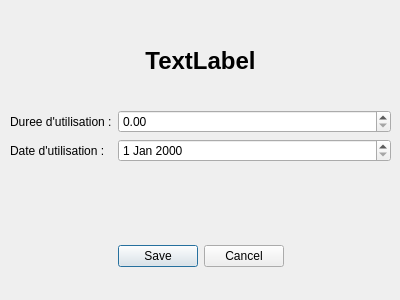
Qt form app/ui/usages/dialogAjout/dlgAjoutUsage.ui (Valyfaliana/suiviPersoConsoElec) before a commit.
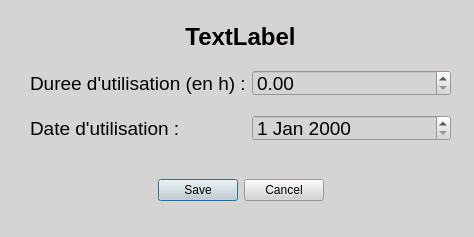
The same form after that commit. Icons and pictures are not drawn.

Commit message: [improve] ui boite de dialog ajout d'utilisation d'appareils

```diff
--- a/app/ui/usages/dialogAjout/dlgAjoutUsage.ui
+++ b/app/ui/usages/dialogAjout/dlgAjoutUsage.ui
@@ -6,22 +6,46 @@
    <rect>
     <x>0</x>
     <y>0</y>
-    <width>400</width>
-    <height>300</height>
+    <width>474</width>
+    <height>237</height>
    </rect>
   </property>
+  <property name="font">
+   <font>
+    <pointsize>14</pointsize>
+   </font>
+  </property>
   <property name="windowTitle">
    <string>Enregistrement</string>
   </property>
+  <property name="windowIcon">
+   <iconset resource="../../../resources/Icons.qrc">
+    <normaloff>:/Main/icon/mainLog.png</normaloff>:/Main/icon/mainLog.png</iconset>
+  </property>
+  <property name="styleSheet">
+   <string notr="true">background-color: rgb(213, 212, 210);
+color: rgb(0, 0, 0);</string>
+  </property>
+  <property name="sizeGripEnabled">
+   <bool>false</bool>
+  </property>
+  <property name="modal">
+   <bool>false</bool>
+  </property>
   <widget class="QDialogButtonBox" name="buttonBox">
    <property name="geometry">
     <rect>
      <x>30</x>
-     <y>240</y>
-     <width>341</width>
-     <height>32</height>
+     <y>170</y>
+     <width>421</width>
+     <height>41</height>
     </rect>
    </property>
+   <property name="font">
+    <font>
+     <pointsize>14</pointsize>
+    </font>
+   </property>
    <property name="orientation">
     <enum>Qt::Orientation::Horizontal</enum>
    </property>
@@ -35,17 +59,20 @@
   <widget class="QWidget" name="formLayoutWidget">
    <property name="geometry">
     <rect>
-     <x>10</x>
-     <y>110</y>
-     <width>381</width>
-     <height>80</height>
+     <x>30</x>
+     <y>70</y>
+     <width>421</width>
+     <height>71</height>
     </rect>
    </property>
    <layout class="QFormLayout" name="formLayout">
+    <property name="verticalSpacing">
+     <number>19</number>
+    </property>
     <item row="0" column="0">
      <widget class="QLabel" name="dureeDUtilisationLabel">
       <property name="text">
-       <string>Duree d'utilisation :</string>
+       <string>Duree d'utilisation (en h) :</string>
       </property>
      </widget>
     </item>
@@ -71,9 +98,9 @@
   <widget class="QLabel" name="nomAppareil">
    <property name="geometry">
     <rect>
-     <x>120</x>
-     <y>40</y>
-     <width>161</width>
+     <x>30</x>
+     <y>16</y>
+     <width>421</width>
      <height>41</height>
     </rect>
    </property>
```
Left out of the diff: 4 changed lines with no effect on the pictures. The commit also changes 2 other files.
